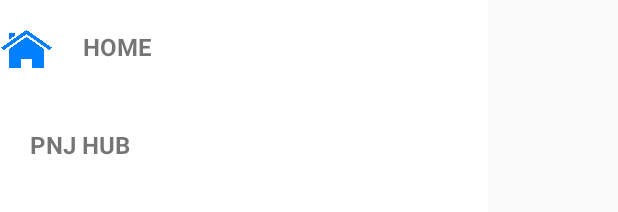
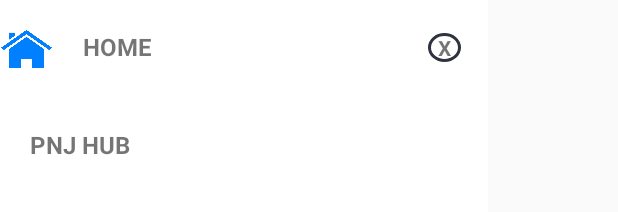
Before and after one commit to kartikeysaran/PNJ, an Android app: the layout swipeleft.xml on its own in the app's theme, with its tools: preview values and no code run, on a phone screen of 412 x 824 dp. Shown: the top 212 px of the screen. Run offline under Robolectric (Android 15) with nearby library versions, the phone set to English and light mode, and no system bars.

Commit message:
closing navigation drawer

```diff
--- a/app/src/main/java/com/pnj/application/container.java
+++ b/app/src/main/java/com/pnj/application/container.java
@@ -29,7 +29,16 @@ public class container extends AppCompatActivity {
 
     public void showpopup(){
 
+        TextView close;
+        close = (TextView)findViewById(R.id.closepop);
+
         dialog.setContentView(R.layout.swipeleft);
+        close.setOnClickListener(new View.OnClickListener() {
+            @Override
+            public void onClick(View view) {
+             dialog.dismiss();
+            }
+        });
         dialog.getWindow().setBackgroundDrawable(new ColorDrawable(Color.TRANSPARENT));
         dialog.show();
 
--- /dev/null
+++ b/app/src/main/res/drawable/oval.xml
@@ -0,0 +1,4 @@
+<?xml version="1.0" encoding="utf-8"?>
+<shape android:shape="oval" xmlns:android="http://schemas.android.com/apk/res/android">
+<stroke android:color="@color/colorPrimaryDark" android:width="2dp" />
+</shape>
--- a/app/src/main/res/layout/swipeleft.xml
+++ b/app/src/main/res/layout/swipeleft.xml
@@ -28,13 +28,23 @@
                 android:layout_gravity="top"/>
 
             <TextView
-                android:layout_width="match_parent"
+                android:layout_width="60dp"
                 android:layout_marginTop="20dp"
                 android:layout_marginLeft="20dp"
                 android:layout_height="wrap_content"
                 android:text="HOME"
                 android:textSize="16dp"
                 android:textStyle="bold"/>
+            <TextView
+                android:layout_width="wrap_content"
+                android:layout_height="wrap_content"
+                android:text="  X  "
+                android:textStyle="bold"
+                android:layout_marginLeft="170dp"
+                android:id="@+id/closepop"
+                android:background="@drawable/oval"
+                android:layout_marginTop="20dp"/>
+
 
         </LinearLayout>
         <TextView
```
